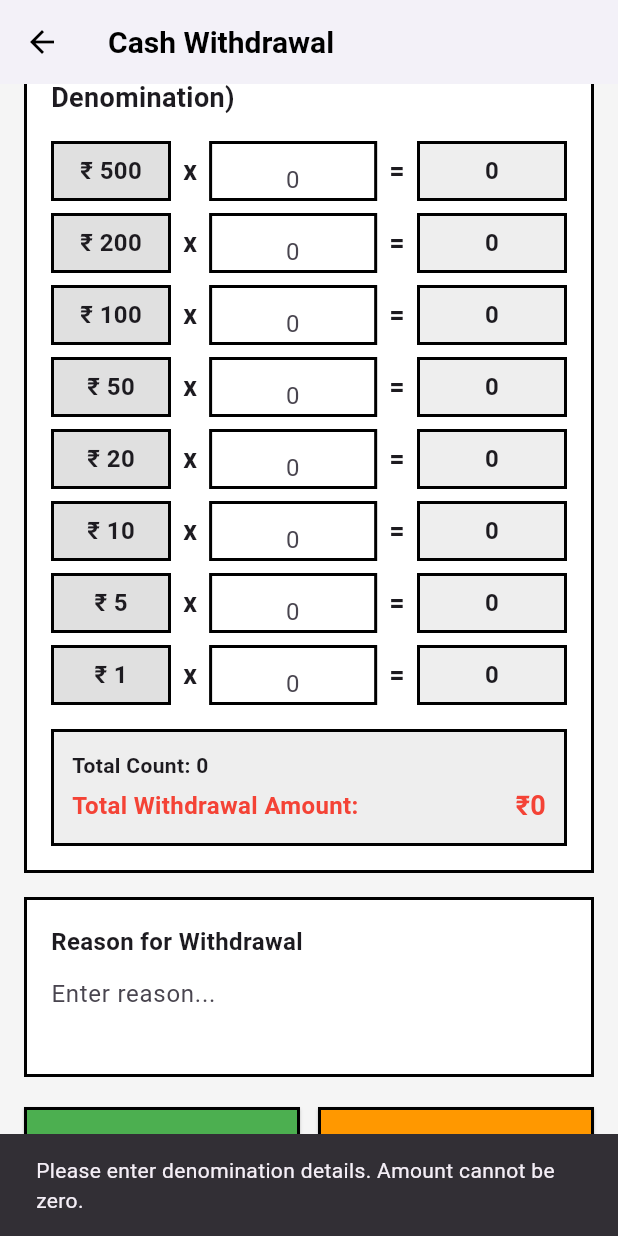
After one commit to Jayasri1702/moi_virunthu, a Flutter app: the CashWithdrawalScreen screen opened by its route, scrolled down 391 dp, after a tap on "Save Withdrawal", on a phone screen of 412 x 824 dp. The commit adds this screen. Run offline on Flutter 3.47's test engine with Material 3 defaults, Android fonts, the phone set to English and light mode, and no system bars; our stand-ins replace pdf, printing, share_plus, supabase_flutter; missing offline and left inert: argon2; accounts and stored records are empty.

Commit message:
cash withdrawal screen done

```diff
--- a/lib/main.dart
+++ b/lib/main.dart
@@ -13,9 +13,8 @@ import 'screens/operator/event_dashboard_screen.dart'; // Add this import
 import 'screens/operator/collect_moi_screen.dart';
 import 'screens/operator/correct_village_name.dart'; // Add this line
 import 'screens/operator/uncle_reorder_screen.dart'; // Add this line
-import 'screens/operator/denomination_screen.dart';
-import 'screens/operator/user_wise_collection.dart';
-import 'screens/operator/similar_entries_screen.dart';
+import 'screens/operator/cash_withdrawal_screen.dart';
+
 
 void main() async {
   WidgetsFlutterBinding.ensureInitialized();
@@ -48,9 +47,7 @@ class MyApp extends StatelessWidget {
         '/operator/collect-moi': (context) => const CollectMoiScreen(),
         '/operator/correct-village-names': (context) => const CorrectVillageNamesScreen(),
         '/operator/uncle-reorder': (context) => const UncleReorderScreen(), // Add this line
-        //'/operator/denomination': (context) => const DenominationScreen(),
-        //'/operator/user-collection': (context) => const UserWiseCollectionScreen(),
-        //'/operator/similar-entries': (context) => const SimilarEntriesScreen(),
+        '/operator/cash_withdrawal': (context) => const CashWithdrawalScreen(),
       },
     );
   }
--- /dev/null
+++ b/lib/screens/operator/cash_withdrawal_screen.dart
@@ -0,0 +1,549 @@
+import 'package:flutter/material.dart';
+import 'package:supabase_flutter/supabase_flutter.dart';
+
+class CashWithdrawalScreen extends StatefulWidget {
+  const CashWithdrawalScreen({super.key});
+
+  @override
+  State<CashWithdrawalScreen> createState() => _CashWithdrawalScreenState();
+}
+
+class _CashWithdrawalScreenState extends State<CashWithdrawalScreen> {
+  final _formKey = GlobalKey<FormState>();
+  final _supabase = Supabase.instance.client;
+
+
+  // Controllers
+  final _requestedByController = TextEditingController();
+  final _phoneController = TextEditingController();
+  final _reasonController = TextEditingController();
+
+  // Denomination controllers
+  final _denom500Controller = TextEditingController();
+  final _denom200Controller = TextEditingController();
+  final _denom100Controller = TextEditingController();
+  final _denom50Controller = TextEditingController();
+  final _denom20Controller = TextEditingController();
+  final _denom10Controller = TextEditingController();
+  final _denom5Controller = TextEditingController();
+  final _denom1Controller = TextEditingController();
+
+  int _totalCount = 0;
+  double _totalAmount = 0.0;
+
+  // Event data
+  Map<String, dynamic>? eventData;
+
+  @override
+  void didChangeDependencies() {
+    super.didChangeDependencies();
+    // Get event data from navigation arguments
+    final args = ModalRoute.of(context)?.settings.arguments;
+    if (args != null && args is Map<String, dynamic>) {
+      setState(() {
+        eventData = args;
+      });
+      print('Event data received: ${eventData?['id']}');
+      print('Operator ID received: ${eventData?['operator_id']}');
+    }
+  }
+
+  @override
+  void dispose() {
+    _requestedByController.dispose();
+    _phoneController.dispose();
+    _reasonController.dispose();
+    _denom500Controller.dispose();
+    _denom200Controller.dispose();
+    _denom100Controller.dispose();
+    _denom50Controller.dispose();
+    _denom20Controller.dispose();
+    _denom10Controller.dispose();
+    _denom5Controller.dispose();
+    _denom1Controller.dispose();
+    super.dispose();
+  }
+
+  void _calculateDenomination() {
+    int count500 = int.tryParse(_denom500Controller.text) ?? 0;
+    int count200 = int.tryParse(_denom200Controller.text) ?? 0;
+    int count100 = int.tryParse(_denom100Controller.text) ?? 0;
+    int count50 = int.tryParse(_denom50Controller.text) ?? 0;
+    int count20 = int.tryParse(_denom20Controller.text) ?? 0;
+    int count10 = int.tryParse(_denom10Controller.text) ?? 0;
+    int count5 = int.tryParse(_denom5Controller.text) ?? 0;
+    int count1 = int.tryParse(_denom1Controller.text) ?? 0;
+
+    setState(() {
+      _totalCount = count500 + count200 + count100 + count50 + count20 + count10 + count5 + count1;
+      _totalAmount = (count500 * 500) +
+          (count200 * 200) +
+          (count100 * 100) +
+          (count50 * 50) +
+          (count20 * 20) +
+          (count10 * 10) +
+          (count5 * 5) +
+          (count1 * 1);
+    });
+  }
+
+  void _clearAllFields() {
+    setState(() {
+      _requestedByController.clear();
+      _phoneController.clear();
+      _reasonController.clear();
+      _denom500Controller.clear();
+      _denom200Controller.clear();
+      _denom100Controller.clear();
+      _denom50Controller.clear();
+      _denom20Controller.clear();
+      _denom10Controller.clear();
+      _denom5Controller.clear();
+      _denom1Controller.clear();
+      _totalCount = 0;
+      _totalAmount = 0.0;
+    });
+  }
+
+  Future<void> _saveWithdrawal() async {
+    if (_formKey.currentState?.validate() != true) {
+      return;
+    }
+
+    if (_totalAmount <= 0) {
+      ScaffoldMessenger.of(context).showSnackBar(
+        const SnackBar(content: Text('Please enter denomination details. Amount cannot be zero.')),
+      );
+      return;
+    }
+
+    if (_requestedByController.text.trim().isEmpty) {
+      ScaffoldMessenger.of(context).showSnackBar(
+        const SnackBar(content: Text('Please enter who requested the withdrawal')),
+      );
+      return;
+    }
+
+    try {
+      final eventId = eventData?['id'];
+      final operatorId = eventData?['operator_id'];
+
+      if (eventId == null || operatorId == null) {
+        ScaffoldMessenger.of(context).showSnackBar(
+          const SnackBar(content: Text('Event or Operator ID not found')),
+        );
+        return;
+      }
+
+      // Insert withdrawal record with calculated amount
+      final response = await _supabase.from('cash_withdrawals').insert({
+        'event_id': eventId,
+        'operator_id': operatorId,
+        'requested_by': _requestedByController.text.trim(),
+        'requester_phone_number': _phoneController.text.trim(),
+        'amount': _totalAmount,
+        'reason': _reasonController.text.trim(),
+      }).select();
+
+      if (response.isEmpty) {
+        throw Exception('Failed to save withdrawal');
+      }
+
+      final withdrawalId = response[0]['id'];
+
+      // Save denomination breakdown
+      await _supabase.from('cash_withdrawal_denominations').insert({
+        'withdrawal_id': withdrawalId,
+        'denom_500': int.tryParse(_denom500Controller.text) ?? 0,
+        'denom_200': int.tryParse(_denom200Controller.text) ?? 0,
+        'denom_100': int.tryParse(_denom100Controller.text) ?? 0,
+        'denom_50': int.tryParse(_denom50Controller.text) ?? 0,
+        'denom_20': int.tryParse(_denom20Controller.text) ?? 0,
+        'denom_10': int.tryParse(_denom10Controller.text) ?? 0,
+        'denom_5': int.tryParse(_denom5Controller.text) ?? 0,
+        'denom_1': int.tryParse(_denom1Controller.text) ?? 0,
+      });
+
+      ScaffoldMessenger.of(context).showSnackBar(
+        SnackBar(
+          content: Text('Withdrawal of ₹${_totalAmount.toStringAsFixed(0)} saved successfully!'),
+          backgroundColor: Colors.green,
+        ),
+      );
+
+      _clearAllFields();
+    } catch (e) {
+      print('Error saving withdrawal: $e');
+      ScaffoldMessenger.of(context).showSnackBar(
+        SnackBar(
+          content: Text('Error saving withdrawal: $e'),
+          duration: const Duration(seconds: 4),
+        ),
+      );
+    }
+  }
+
+  @override
+  Widget build(BuildContext context) {
+    return Scaffold(
+      backgroundColor: Colors.grey[100],
+      appBar: AppBar(
+        backgroundColor: Colors.white,
+        elevation: 1,
+        leading: IconButton(
+          icon: const Icon(Icons.arrow_back, color: Colors.black),
+          onPressed: () => Navigator.pop(context),
+        ),
+        title: const Text(
+          'Cash Withdrawal',
+          style: TextStyle(
+            color: Colors.black,
+            fontSize: 20,
+            fontWeight: FontWeight.bold,
+          ),
+        ),
+      ),
+      body: SingleChildScrollView(
+        child: Padding(
+          padding: const EdgeInsets.all(16.0),
+          child: Form(
+            key: _formKey,
+            child: Column(
+              children: [
+                // Header
+                Container(
+                  padding: const EdgeInsets.all(16),
+                  decoration: BoxDecoration(
+                    color: Colors.white,
+                    border: Border.all(color: Colors.black, width: 2),
+                  ),
+                  child: const Center(
+                    child: Text(
+                      'CASH WITHDRAWAL FORM',
+                      style: TextStyle(
+                        fontSize: 20,
+                        fontWeight: FontWeight.bold,
+                      ),
+                    ),
+                  ),
+                ),
+
+                const SizedBox(height: 16),
+
+                // Requested By
+                _buildInputField('Requested By', _requestedByController, required: true),
+
+                const SizedBox(height: 16),
+
+                // Phone Number
+                _buildInputField('Phone Number', _phoneController, keyboardType: TextInputType.phone),
+
+                const SizedBox(height: 16),
+
+                // Denomination Table
+                Container(
+                  padding: const EdgeInsets.all(16),
+                  decoration: BoxDecoration(
+                    color: Colors.white,
+                    border: Border.all(color: Colors.black, width: 2),
+                  ),
+                  child: Column(
+                    crossAxisAlignment: CrossAxisAlignment.start,
+                    children: [
+                      const Text(
+                        'Withdrawal Amount (Enter Denomination)',
+                        style: TextStyle(
+                          fontSize: 18,
+                          fontWeight: FontWeight.bold,
+                        ),
+                      ),
+                      const SizedBox(height: 16),
+                      _buildDenomRow('500', _denom500Controller),
+                      const SizedBox(height: 8),
+                      _buildDenomRow('200', _denom200Controller),
+                      const SizedBox(height: 8),
+                      _buildDenomRow('100', _denom100Controller),
+                      const SizedBox(height: 8),
+                      _buildDenomRow('50', _denom50Controller),
+                      const SizedBox(height: 8),
+                      _buildDenomRow('20', _denom20Controller),
+                      const SizedBox(height: 8),
+                      _buildDenomRow('10', _denom10Controller),
+                      const SizedBox(height: 8),
+                      _buildDenomRow('5', _denom5Controller),
+                      const SizedBox(height: 8),
+                      _buildDenomRow('1', _denom1Controller),
+                      const SizedBox(height: 16),
+                      Container(
+                        padding: const EdgeInsets.all(12),
+                        decoration: BoxDecoration(
+                          color: Colors.grey[200],
+                          border: Border.all(color: Colors.black, width: 2),
+                        ),
+                        child: Column(
+                          children: [
+                            Row(
+                              mainAxisAlignment: MainAxisAlignment.spaceBetween,
+                              children: [
+                                Text(
+                                  'Total Count: $_totalCount',
+                                  style: const TextStyle(
+                                    fontWeight: FontWeight.bold,
+                                    fontSize: 14,
+                                  ),
+                                ),
+                              ],
+                            ),
+                            const SizedBox(height: 4),
+                            Row(
+                              mainAxisAlignment: MainAxisAlignment.spaceBetween,
+                              children: [
+                                const Text(
+                                  'Total Withdrawal Amount:',
+                                  style: TextStyle(
+                                    fontWeight: FontWeight.bold,
+                                    fontSize: 16,
+                                    color: Colors.red,
+                                  ),
+                                ),
+                                Flexible(
+                                  child: Text(
+                                    '₹${_totalAmount.toStringAsFixed(0)}',
+                                    style: const TextStyle(
+                                      fontWeight: FontWeight.bold,
+                                      fontSize: 18,
+                                      color: Colors.red,
+                                    ),
+                                    overflow: TextOverflow.ellipsis,
+                                  ),
+                                ),
+                              ],
+                            ),
+                          ],
+                        ),
+                      ),
+                    ],
+                  ),
+                ),
+
+                const SizedBox(height: 16),
+
+                // Reason
+                Container(
+                  height: 120,
+                  padding: const EdgeInsets.all(16),
+                  decoration: BoxDecoration(
+                    color: Colors.white,
+                    border: Border.all(color: Colors.black, width: 2),
+                  ),
+                  child: Column(
+                    crossAxisAlignment: CrossAxisAlignment.start,
+                    children: [
+                      const Text(
+                        'Reason for Withdrawal',
+                        style: TextStyle(
+                          fontWeight: FontWeight.bold,
+                          fontSize: 16,
+                        ),
+                      ),
+                      Expanded(
+                        child: TextField(
+                          controller: _reasonController,
+                          maxLines: null,
+                          decoration: const InputDecoration(
+                            border: InputBorder.none,
+                            hintText: 'Enter reason...',
+                          ),
+                        ),
+                      ),
+                    ],
+                  ),
+                ),
+
+                const SizedBox(height: 20),
+
+                // Action Buttons
+                Row(
+                  children: [
+                    Expanded(
+                      child: SizedBox(
+                        height: 50,
+                        child: ElevatedButton(
+                          onPressed: _saveWithdrawal,
+                          style: ElevatedButton.styleFrom(
+                            backgroundColor: Colors.green,
+                            shape: RoundedRectangleBorder(
+                              borderRadius: BorderRadius.zero,
+                              side: const BorderSide(color: Colors.black, width: 2),
+                            ),
+                          ),
+                          child: const Text(
+                            'Save Withdrawal',
+                            style: TextStyle(
+                              fontSize: 16,
+                              fontWeight: FontWeight.bold,
+                              color: Colors.white,
+                            ),
+                          ),
+                        ),
+                      ),
+                    ),
+                    const SizedBox(width: 12),
+                    Expanded(
+                      child: SizedBox(
+                        height: 50,
+                        child: ElevatedButton(
+                          onPressed: _clearAllFields,
+                          style: ElevatedButton.styleFrom(
+                            backgroundColor: Colors.orange,
+                            shape: RoundedRectangleBorder(
+                              borderRadius: BorderRadius.zero,
+                              side: const BorderSide(color: Colors.black, width: 2),
+                            ),
+                          ),
+                          child: const Text(
+                            'Clear',
+                            style: TextStyle(
+                              fontSize: 16,
+                              fontWeight: FontWeight.bold,
+                              color: Colors.white,
+                            ),
+                          ),
+                        ),
+                      ),
+                    ),
+                  ],
+                ),
+
+                const SizedBox(height: 20),
+              ],
+            ),
+          ),
+        ),
+      ),
+    );
+  }
+
+  Widget _buildInputField(String label, TextEditingController controller,
+      {TextInputType? keyboardType, bool required = false}) {
+    return Container(
+      padding: const EdgeInsets.all(16),
+      decoration: BoxDecoration(
+        color: Colors.white,
+        border: Border.all(color: Colors.black, width: 2),
+      ),
+      child: Column(
+        crossAxisAlignment: CrossAxisAlignment.start,
+        children: [
+          Row(
+            children: [
+              Text(
+                label,
+                style: const TextStyle(
+                  fontWeight: FontWeight.bold,
+                  fontSize: 16,
+                ),
+              ),
+              if (required)
+                const Text(
+                  ' *',
+                  style: TextStyle(
+                    color: Colors.red,
+                    fontSize: 16,
+                    fontWeight: FontWeight.bold,
+                  ),
+                ),
+            ],
+          ),
+          TextField(
+            controller: controller,
+            keyboardType: keyboardType,
+            decoration: const InputDecoration(
+              border: InputBorder.none,
+            ),
+          ),
+        ],
+      ),
+    );
+  }
+
+  Widget _buildDenomRow(String denomination, TextEditingController controller) {
+    return Row(
+      children: [
+        Container(
+          width: 80,
+          height: 40,
+          decoration: BoxDecoration(
+            border: Border.all(color: Colors.black, width: 2),
+            color: Colors.grey[300],
+          ),
+          child: Center(
+            child: Text(
+              '₹ $denomination',
+              style: const TextStyle(
+                fontWeight: FontWeight.bold,
+                fontSize: 16,
+              ),
+            ),
+          ),
+        ),
+        const SizedBox(width: 8),
+        const Text(
+          'x',
+          style: TextStyle(fontSize: 18, fontWeight: FontWeight.bold),
+        ),
+        const SizedBox(width: 8),
+        Expanded(
+          child: Container(
+            height: 40,
+            decoration: BoxDecoration(
+              border: Border.all(color: Colors.black, width: 2),
+            ),
+            child: TextField(
+              controller: controller,
+              keyboardType: TextInputType.number,
+              textAlign: TextAlign.center,
+              style: const TextStyle(fontSize: 16),
+              decoration: const InputDecoration(
+                border: InputBorder.none,
+                contentPadding: EdgeInsets.zero,
+                hintText: '0',
+              ),
+              onChanged: (value) => _calculateDenomination(),
+            ),
+          ),
+        ),
+        const SizedBox(width: 8),
+        const Text(
+          '=',
+          style: TextStyle(fontSize: 18, fontWeight: FontWeight.bold),
+        ),
+        const SizedBox(width: 8),
+        Container(
+          width: 100,
+          height: 40,
+          decoration: BoxDecoration(
+            border: Border.all(color: Colors.black, width: 2),
+            color: Colors.grey[200],
+          ),
+          child: Center(
+            child: FittedBox(
+              fit: BoxFit.scaleDown,
+              child: Padding(
+                padding: const EdgeInsets.symmetric(horizontal: 4),
+                child: Text(
+                  ((int.tryParse(controller.text) ?? 0) * int.parse(denomination))
+                      .toString(),
+                  style: const TextStyle(
+                    fontWeight: FontWeight.bold,
+                    fontSize: 16,
+                  ),
+                ),
+              ),
+            ),
+          ),
+        ),
+      ],
+    );
+  }
+}
--- a/lib/screens/operator/collect_moi_screen.dart
+++ b/lib/screens/operator/collect_moi_screen.dart
@@ -1018,9 +1018,18 @@ class _CollectMoiScreenState extends State<CollectMoiScreen> {
           color: Colors.white,
           child: InkWell(
             onTap: () {
-              ScaffoldMessenger.of(context).showSnackBar(
-                SnackBar(content: Text('$label clicked')),
-              );
+              if (label == 'Cash Drawing') {
+                // Navigate to Cash Withdrawal Screen
+                Navigator.pushNamed(
+                  context,
+                  '/operator/cash_withdrawal',
+                  arguments: eventData,
+                );
+              } else {
+                ScaffoldMessenger.of(context).showSnackBar(
+                  SnackBar(content: Text('$label clicked')),
+                );
+              }
             },
             child: Center(
               child: Text(
--- a/lib/screens/operator/event_dashboard_screen.dart
+++ b/lib/screens/operator/event_dashboard_screen.dart
@@ -186,6 +186,7 @@ class _EventDashboardScreenState extends State<EventDashboardScreen> {
                     );
                   }),
                   const SizedBox(height: 12),
+
                   _buildActionButton('Correct Village Names', () {
                     Navigator.push(
                       context,
```
